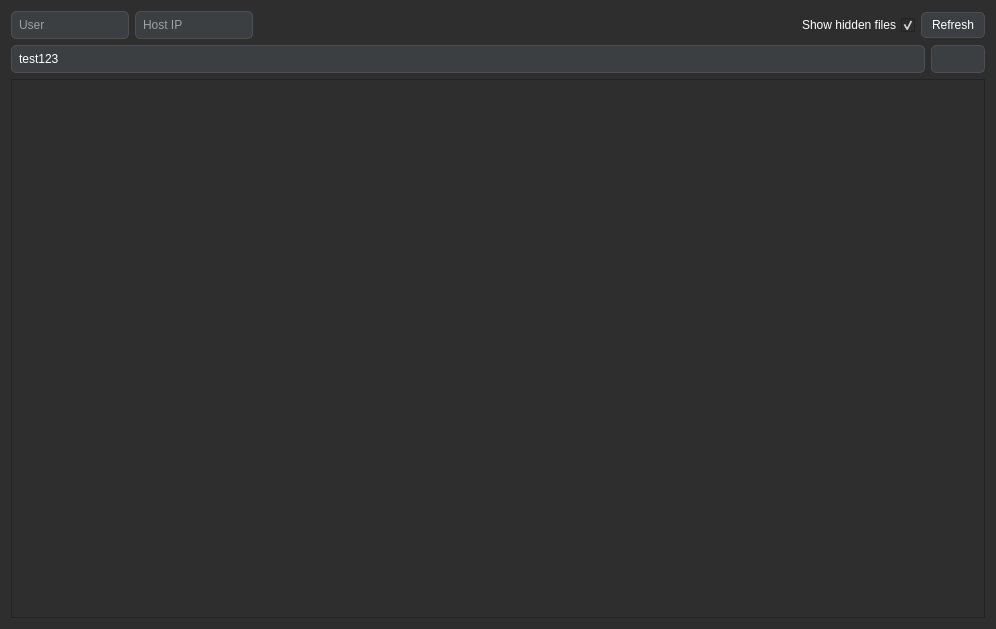
robotique-udes/rover, file rover_gui/ui/ui/FileExplorer.ui: the form before one commit.
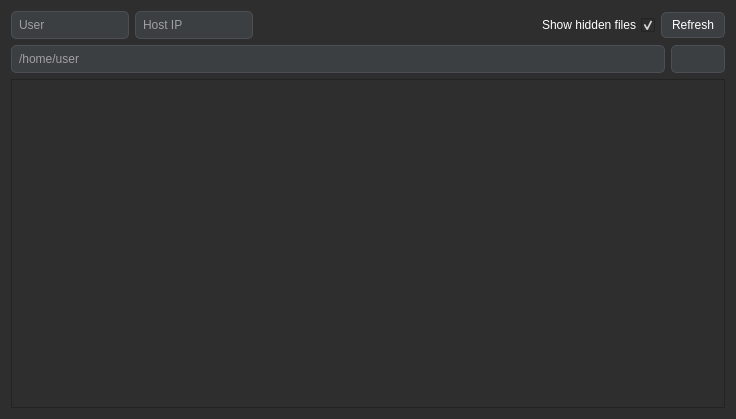
The form after the commit. Icons and pictures are not drawn.

Patch:
```diff
--- a/rover_gui/ui/ui/FileExplorer.ui
+++ b/rover_gui/ui/ui/FileExplorer.ui
@@ -6,8 +6,8 @@
    <rect>
     <x>0</x>
     <y>0</y>
-    <width>996</width>
-    <height>629</height>
+    <width>736</width>
+    <height>419</height>
    </rect>
   </property>
   <property name="cursor">
@@ -246,7 +246,7 @@
           </sizepolicy>
          </property>
          <property name="text">
-          <string>test123</string>
+          <string/>
          </property>
          <property name="readOnly">
           <bool>false</bool>
@@ -315,6 +315,9 @@
        <property name="cursor" stdset="0">
         <cursorShape>PointingHandCursor</cursorShape>
        </property>
+       <property name="frameShadow">
+        <enum>QFrame::Sunken</enum>
+       </property>
        <property name="editTriggers">
         <set>QAbstractItemView::DoubleClicked|QAbstractItemView::EditKeyPressed</set>
        </property>
```
Left out of the diff: 12 changed lines with no effect on the pictures.
